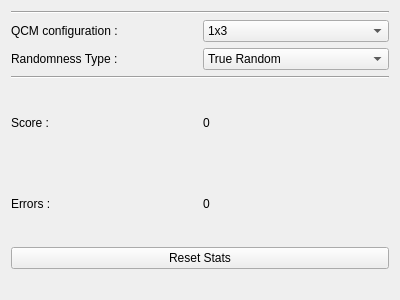
Old version of the form appsettings.ui in the repository Aryetis/Obenkyobo.
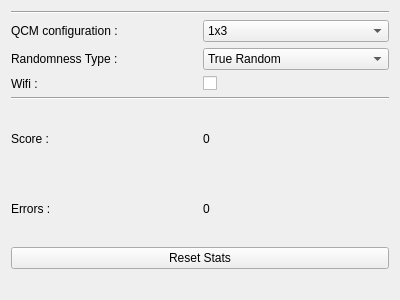
New version of the form.

Commit message: wifi setting draft (crashing), randomn steam picking still crashing

Patch:
```diff
--- a/appsettings.ui
+++ b/appsettings.ui
@@ -84,6 +84,32 @@
        </item>
       </layout>
      </item>
+     <item>
+      <layout class="QHBoxLayout" name="WifiSetting">
+       <item>
+        <layout class="QVBoxLayout" name="WifiSettingSubContainer">
+         <item>
+          <layout class="QHBoxLayout" name="WifiLayout">
+           <item>
+            <widget class="QLabel" name="WifiLabel">
+             <property name="text">
+              <string>Wifi : </string>
+             </property>
+            </widget>
+           </item>
+           <item>
+            <widget class="QCheckBox" name="WifiCheckBox">
+             <property name="text">
+              <string/>
+             </property>
+            </widget>
+           </item>
+          </layout>
+         </item>
+        </layout>
+       </item>
+      </layout>
+     </item>
      <item>
       <layout class="QHBoxLayout" name="StatsSetting">
        <item>
```
The commit also changes 4 other files.
